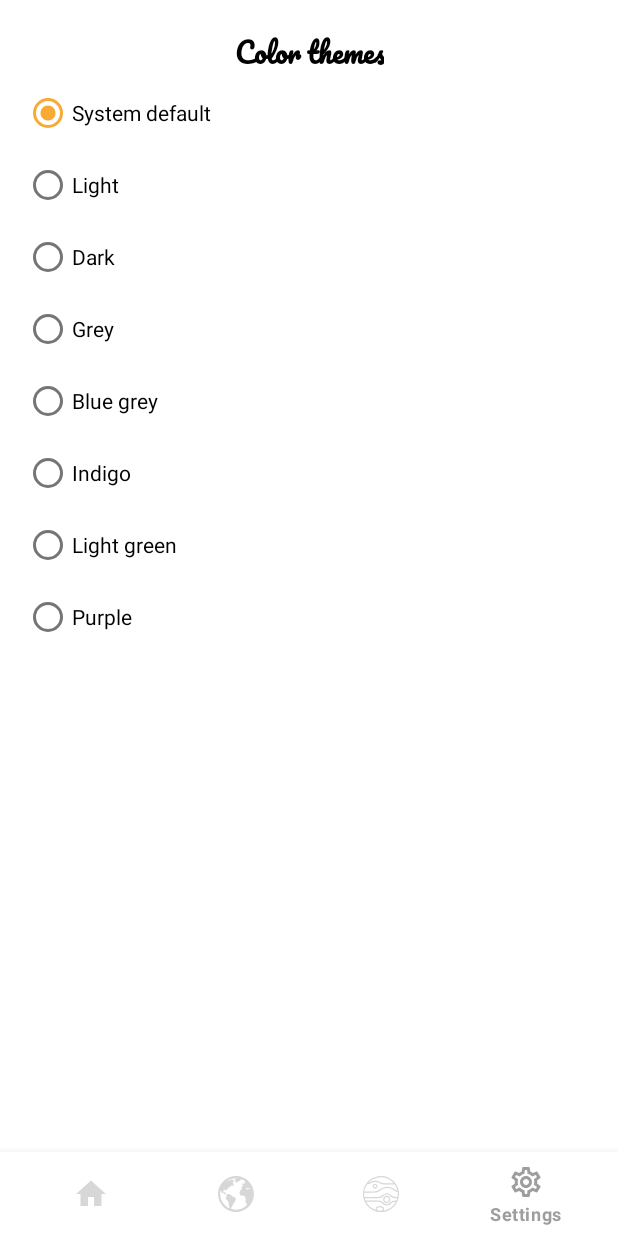
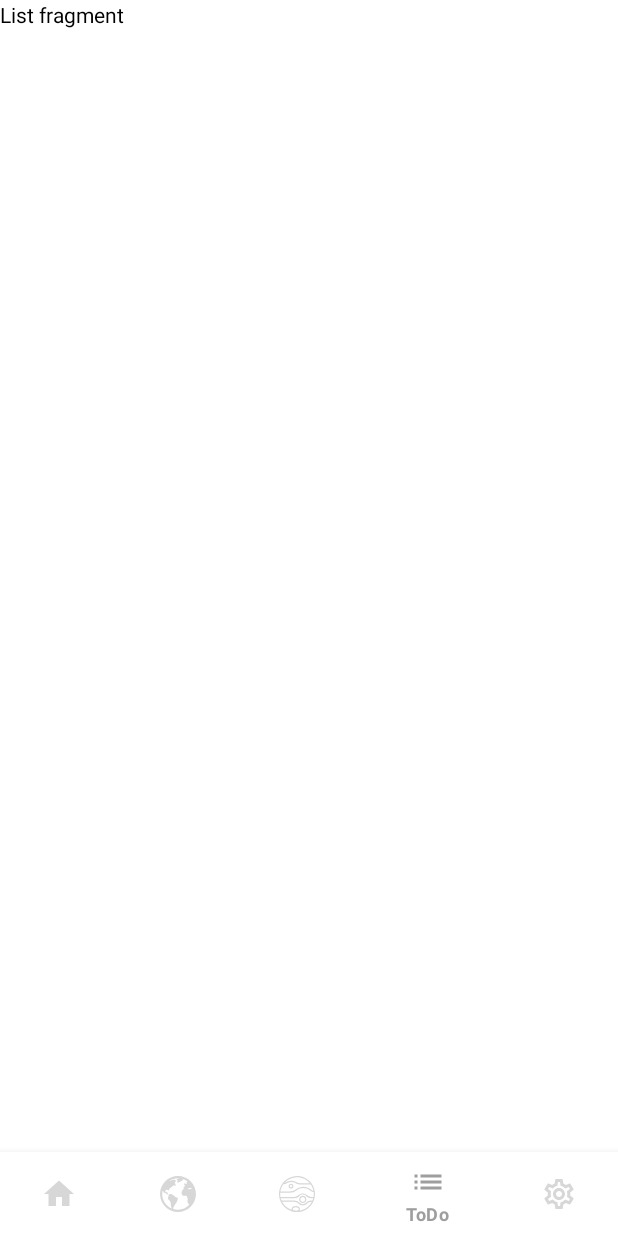
Before and after one commit to Rinat-M/AndroidMaterial, an Android app: the screen it shows after launch (MainActivity), item 4 of the bottom bar chosen, on a phone screen of 412 x 824 dp. Run offline under Robolectric (Android 15) with nearby library versions, the phone set to English and light mode, and no system bars; our stand-ins replace navigation-ui; pictures from the network do not load.

Commit message:
Added new To do list screen with no functionality. Integrated to navigation

```diff
--- a/NasaApp/app/build.gradle
+++ b/NasaApp/app/build.gradle
@@ -11,8 +11,8 @@ android {
         applicationId "com.rino.nasaapp"
         minSdk 23
         targetSdk 30
-        versionCode 30
-        versionName "1.5.0"
+        versionCode 31
+        versionName "1.5.1"
 
         testInstrumentationRunner "androidx.test.runner.AndroidJUnitRunner"
     }
--- a/NasaApp/app/src/main/java/com/rino/nasaapp/di/KoinModules.kt
+++ b/NasaApp/app/src/main/java/com/rino/nasaapp/di/KoinModules.kt
@@ -10,6 +10,7 @@ import com.rino.nasaapp.ui.home.HomeViewModel
 import com.rino.nasaapp.ui.main.MainViewModel
 import com.rino.nasaapp.ui.mars.MarsViewModel
 import com.rino.nasaapp.ui.settings.SettingsViewModel
+import com.rino.nasaapp.ui.todo.TodoListViewModel
 import com.rino.nasaapp.wrappers.ThemeSharedPreferencesWrapper
 import org.koin.androidx.viewmodel.dsl.viewModel
 import org.koin.dsl.module
@@ -35,4 +36,5 @@ val appModule = module {
     viewModel { SettingsViewModel(get()) }
     viewModel { EarthViewModel(get()) }
     viewModel { MarsViewModel(get()) }
+    viewModel { TodoListViewModel() }
 }
--- /dev/null
+++ b/NasaApp/app/src/main/java/com/rino/nasaapp/ui/todo/TodoListFragment.kt
@@ -0,0 +1,33 @@
+package com.rino.nasaapp.ui.todo
+
+import android.os.Bundle
+import android.view.LayoutInflater
+import android.view.View
+import android.view.ViewGroup
+import androidx.fragment.app.Fragment
+import com.rino.nasaapp.databinding.TodoListFragmentBinding
+import org.koin.androidx.viewmodel.ext.android.viewModel
+
+class TodoListFragment : Fragment() {
+    companion object {
+        fun newInstance() = TodoListFragment()
+    }
+
+    private var _binding: TodoListFragmentBinding? = null
+    private val binding get() = _binding!!
+
+    private val todoListViewModel: TodoListViewModel by viewModel()
+
+    override fun onCreateView(
+        inflater: LayoutInflater, container: ViewGroup?,
+        savedInstanceState: Bundle?
+    ): View {
+        _binding = TodoListFragmentBinding.inflate(layoutInflater, container, false)
+        return binding.root
+    }
+
+    override fun onDestroyView() {
+        _binding = null
+        super.onDestroyView()
+    }
+}
--- /dev/null
+++ b/NasaApp/app/src/main/java/com/rino/nasaapp/ui/todo/TodoListViewModel.kt
@@ -0,0 +1,6 @@
+package com.rino.nasaapp.ui.todo
+
+import androidx.lifecycle.ViewModel
+
+class TodoListViewModel : ViewModel() {
+}
--- /dev/null
+++ b/NasaApp/app/src/main/res/drawable/ic_list.xml
@@ -0,0 +1,10 @@
+<vector xmlns:android="http://schemas.android.com/apk/res/android"
+    android:width="24dp"
+    android:height="24dp"
+    android:tint="?attr/colorControlNormal"
+    android:viewportWidth="24"
+    android:viewportHeight="24">
+    <path
+        android:fillColor="#000000"
+        android:pathData="M3,13h2v-2L3,11v2zM3,17h2v-2L3,15v2zM3,9h2L5,7L3,7v2zM7,13h14v-2L7,11v2zM7,17h14v-2L7,15v2zM7,7v2h14L21,7L7,7z" />
+</vector>
--- /dev/null
+++ b/NasaApp/app/src/main/res/layout/todo_list_fragment.xml
@@ -0,0 +1,14 @@
+<?xml version="1.0" encoding="utf-8"?>
+<FrameLayout xmlns:android="http://schemas.android.com/apk/res/android"
+    xmlns:tools="http://schemas.android.com/tools"
+    android:layout_width="match_parent"
+    android:layout_height="match_parent"
+    tools:context=".ui.todo.TodoListFragment">
+
+    <!-- TODO: Update blank fragment layout -->
+    <TextView
+        android:layout_width="match_parent"
+        android:layout_height="match_parent"
+        android:text="List fragment" />
+
+</FrameLayout>
--- a/NasaApp/app/src/main/res/menu/bottom_navigation_menu.xml
+++ b/NasaApp/app/src/main/res/menu/bottom_navigation_menu.xml
@@ -13,6 +13,10 @@
         android:icon="@drawable/ic_mars"
         android:title="@string/mars" />
     <item
+        android:id="@+id/navigation_todo"
+        android:icon="@drawable/ic_list"
+        android:title="@string/todo" />
+    <item
         android:id="@+id/navigation_settings"
         android:icon="@drawable/ic_settings"
         android:title="@string/settings" />
--- a/NasaApp/app/src/main/res/navigation/navigation_graph.xml
+++ b/NasaApp/app/src/main/res/navigation/navigation_graph.xml
@@ -24,6 +24,12 @@
         tools:layout="@layout/mars_fragment" />
 
     <fragment
+        android:id="@+id/navigation_todo"
+        android:name="com.rino.nasaapp.ui.todo.TodoListFragment"
+        android:label="@string/todo"
+        tools:layout="@layout/todo_list_fragment" />
+
+    <fragment
         android:id="@+id/navigation_settings"
         android:name="com.rino.nasaapp.ui.settings.SettingsFragment"
         android:label="@string/settings"
--- a/NasaApp/app/src/main/res/values/strings.xml
+++ b/NasaApp/app/src/main/res/values/strings.xml
@@ -35,4 +35,5 @@
     <string name="rear_camera_description">Rear Hazard Avoidance Camera</string>
     <string name="mast_camera_description">Mast Camera</string>
     <string name="chemistry_camera_description">Chemistry and Camera Complex</string>
+    <string name="todo">ToDo</string>
 </resources>
```
